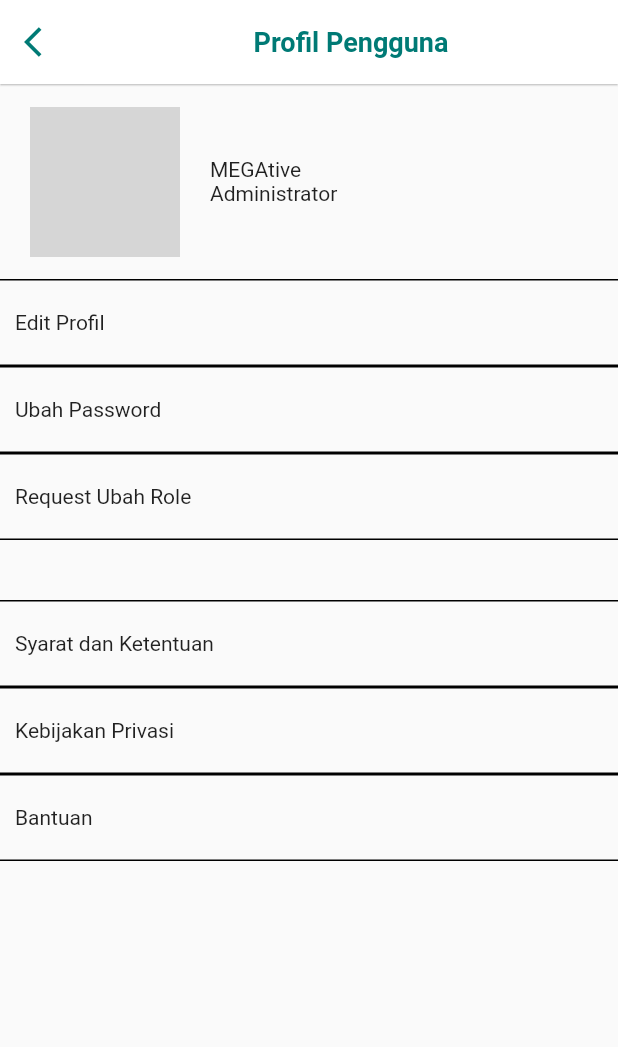
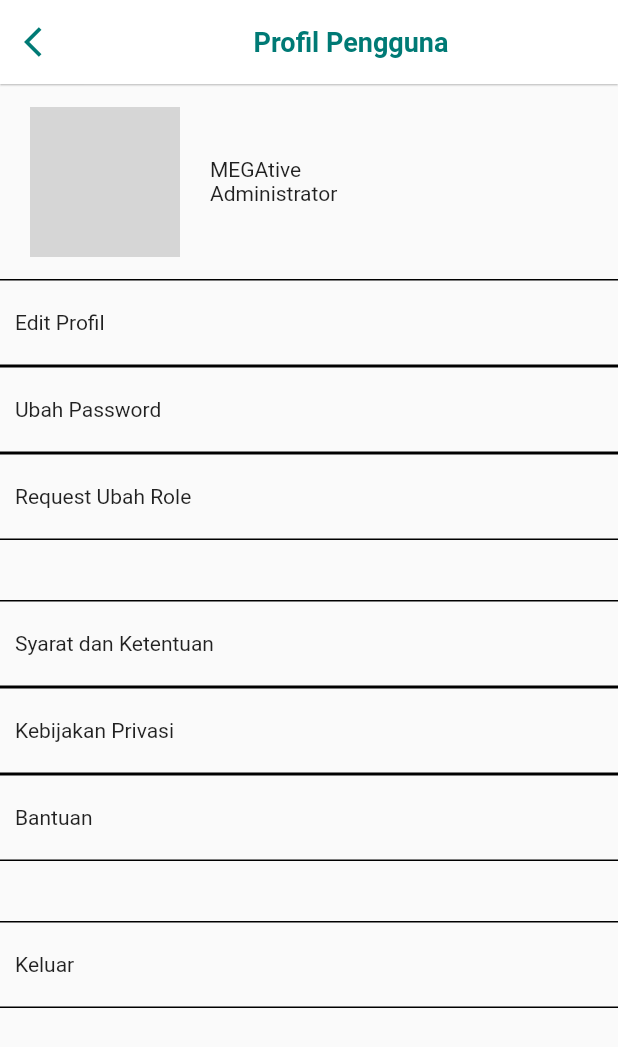
Before and after one commit to SMMEGAtive/competition_arena, a Flutter app: the Profile screen opened directly, after a tap on "Settings", on a phone screen of 412 x 824 dp. Shown: the top 1047 px of the screen. Run offline on Flutter 3.47's test engine with Material 2 defaults, Android fonts, the phone set to English and light mode, and no system bars; network calls fail; Roboto replaces fonts that are missing (Segoe UI); grey boxes are pictures that could not be loaded.

Commit message:
updated everything

```diff
--- a/lib/components/competition_item.dart
+++ b/lib/components/competition_item.dart
@@ -20,7 +20,7 @@ class CompetitionItem extends StatelessWidget {
   @override
   Widget build(BuildContext context) {
     Widget item = Container(
-      margin: EdgeInsets.all(15),
+      margin: EdgeInsets.symmetric(horizontal: 15, vertical: 5),
       decoration: BoxDecoration(
         border: Border.all(
           width: 2,
--- a/lib/view/competition.dart
+++ b/lib/view/competition.dart
@@ -90,6 +90,7 @@ class Competition extends StatelessWidget {
             child: Align(
               alignment: FractionalOffset.bottomCenter,
               child: Container(
+                color: ColorPalette.black,
                 width: 300,
                 padding: EdgeInsets.all(10),
                 child: RaisedButton(
--- a/lib/view/profile.dart
+++ b/lib/view/profile.dart
@@ -28,7 +28,8 @@ class _ProfileState extends State<Profile> {
                   builder: (context) => Settings(),
                 ),
               );
-              })
+            },
+          )
         ],
       ),
       body: Align(
@@ -59,9 +60,37 @@ class _ProfileState extends State<Profile> {
                 ),
               ],
             ),
+            Container(
+              margin: EdgeInsets.symmetric(vertical: 10.0),
+              child: Column(
+                children: <Widget>[
                   Text('MEGAtive'),
                   Text('Administrator'),
-            Text('Tab')
+                ],
+              ),
+            ),
+            DefaultTabController(
+              length: 3,
+              child: Scaffold(
+                appBar: AppBar(
+                  bottom: TabBar(
+                    tabs: [
+                      Tab(child: Text('Deskripsi'),),
+                      Tab(child: Text('Lomba yang sedang diikuti'),),
+                      Tab(child: Text('Lomba yang pernah diikuti'),),
+                    ],
+                  ),
+                  title: Text('Tabs Demo'),
+                ),
+                body: TabBarView(
+                  children: [
+                    Icon(Icons.directions_car),
+                    Icon(Icons.directions_transit),
+                    Icon(Icons.directions_bike),
+                  ],
+                ),
+              ),
+            )
           ],
         ),
       ),
--- a/lib/view/settings.dart
+++ b/lib/view/settings.dart
@@ -34,6 +34,11 @@ class _SettingsState extends State<Settings> {
           ),
           SettingsItem(
             text: 'Bantuan',
+            onPress: () {},
+          ),
+          SettingsItemSpace(),
+          SettingsItem(
+            text: 'Keluar',
             onPress: () {},
           ),
         ],
--- a/pubspec.yaml
+++ b/pubspec.yaml
@@ -23,6 +23,7 @@ dependencies:
   # The following adds the Cupertino Icons font to your application.
   # Use with the CupertinoIcons class for iOS style icons.
   cupertino_icons: ^0.1.2
+  flutter_svg: 0.17.3+1
 
 dev_dependencies:
   flutter_test:
```
Also changed, not shown: lib/view/feed.dart (added, +81 -0 lines), lib/view/primary_page.dart (+8 -3 lines), assets/acc.svg (added), assets/bubble.svg (added), assets/gear.svg (added), assets/home.svg (added), assets/icon chart.svg (added), assets/left arrow.svg (added), assets/pencil.svg (added), pubspec.lock. Lines whose indentation alone changed are shown as unchanged.
